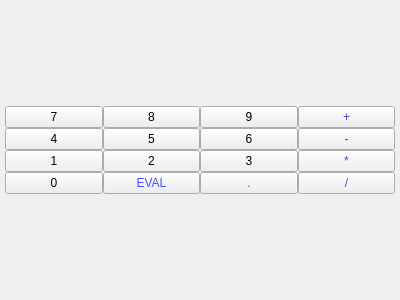
First picture: the form in src/interface/widgets/keyboardnumeric/keyboardnumeric.ui, repository StephaneBranly/LO21-RPN-Calculator, before the edit.
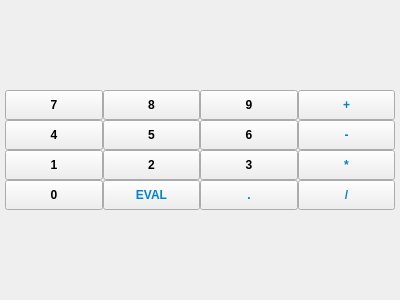
Second picture: the form after the edit.

```diff
--- a/src/interface/widgets/keyboardnumeric/keyboardnumeric.ui
+++ b/src/interface/widgets/keyboardnumeric/keyboardnumeric.ui
@@ -38,6 +38,18 @@
       <layout class="QVBoxLayout" name="V1">
        <item>
         <widget class="QPushButton" name="Button7">
+         <property name="minimumSize">
+          <size>
+           <width>30</width>
+           <height>30</height>
+          </size>
+         </property>
+         <property name="font">
+          <font>
+           <weight>75</weight>
+           <bold>true</bold>
+          </font>
+         </property>
          <property name="text">
           <string>7</string>
          </property>
@@ -48,6 +60,18 @@
        </item>
        <item>
         <widget class="QPushButton" name="Button4">
+         <property name="minimumSize">
+          <size>
+           <width>30</width>
+           <height>30</height>
+          </size>
+         </property>
+         <property name="font">
+          <font>
+           <weight>75</weight>
+           <bold>true</bold>
+          </font>
+         </property>
          <property name="text">
           <string>4</string>
          </property>
@@ -58,6 +82,18 @@
        </item>
        <item>
         <widget class="QPushButton" name="Button1">
+         <property name="minimumSize">
+          <size>
+           <width>30</width>
+           <height>30</height>
+          </size>
+         </property>
+         <property name="font">
+          <font>
+           <weight>75</weight>
+           <bold>true</bold>
+          </font>
+         </property>
          <property name="text">
           <string>1</string>
          </property>
@@ -68,6 +104,18 @@
        </item>
        <item>
         <widget class="QPushButton" name="Button0">
+         <property name="minimumSize">
+          <size>
+           <width>30</width>
+           <height>30</height>
+          </size>
+         </property>
+         <property name="font">
+          <font>
+           <weight>75</weight>
+           <bold>true</bold>
+          </font>
+         </property>
          <property name="text">
           <string>0</string>
          </property>
@@ -82,6 +130,18 @@
       <layout class="QVBoxLayout" name="V2">
        <item>
         <widget class="QPushButton" name="Button8">
+         <property name="minimumSize">
+          <size>
+           <width>30</width>
+           <height>30</height>
+          </size>
+         </property>
+         <property name="font">
+          <font>
+           <weight>75</weight>
+           <bold>true</bold>
+          </font>
+         </property>
          <property name="text">
           <string>8</string>
          </property>
@@ -92,6 +152,18 @@
        </item>
        <item>
         <widget class="QPushButton" name="Button5">
+         <property name="minimumSize">
+          <size>
+           <width>30</width>
+           <height>30</height>
+          </size>
+         </property>
+         <property name="font">
+          <font>
+           <weight>75</weight>
+           <bold>true</bold>
+          </font>
+         </property>
          <property name="text">
           <string>5</string>
          </property>
@@ -102,6 +174,18 @@
        </item>
        <item>
         <widget class="QPushButton" name="Button2">
+         <property name="minimumSize">
+          <size>
+           <width>30</width>
+           <height>30</height>
+          </size>
+         </property>
+         <property name="font">
+          <font>
+           <weight>75</weight>
+           <bold>true</bold>
+          </font>
+         </property>
          <property name="text">
           <string>2</string>
          </property>
@@ -112,8 +196,20 @@
        </item>
        <item>
         <widget class="QPushButton" name="ButtonEval">
+         <property name="minimumSize">
+          <size>
+           <width>30</width>
+           <height>30</height>
+          </size>
+         </property>
+         <property name="font">
+          <font>
+           <weight>75</weight>
+           <bold>true</bold>
+          </font>
+         </property>
          <property name="styleSheet">
-          <string notr="true">color: rgb(64, 79, 255);</string>
+          <string notr="true">color: rgb(0, 131, 204);</string>
          </property>
          <property name="text">
           <string>EVAL</string>
@@ -126,6 +222,18 @@
       <layout class="QVBoxLayout" name="V3">
        <item>
         <widget class="QPushButton" name="Button9">
+         <property name="minimumSize">
+          <size>
+           <width>30</width>
+           <height>30</height>
+          </size>
+         </property>
+         <property name="font">
+          <font>
+           <weight>75</weight>
+           <bold>true</bold>
+          </font>
+         </property>
          <property name="text">
           <string>9</string>
          </property>
@@ -136,6 +244,18 @@
        </item>
        <item>
         <widget class="QPushButton" name="Button6">
+         <property name="minimumSize">
+          <size>
+           <width>30</width>
+           <height>30</height>
+          </size>
+         </property>
+         <property name="font">
+          <font>
+           <weight>75</weight>
+           <bold>true</bold>
+          </font>
+         </property>
          <property name="text">
           <string>6</string>
          </property>
@@ -146,6 +266,18 @@
        </item>
        <item>
         <widget class="QPushButton" name="Button3">
+         <property name="minimumSize">
+          <size>
+           <width>30</width>
+           <height>30</height>
+          </size>
+         </property>
+         <property name="font">
+          <font>
+           <weight>75</weight>
+           <bold>true</bold>
+          </font>
+         </property>
          <property name="text">
           <string>3</string>
          </property>
@@ -156,8 +288,20 @@
        </item>
        <item>
         <widget class="QPushButton" name="ButtonPoint">
+         <property name="minimumSize">
+          <size>
+           <width>30</width>
+           <height>30</height>
+          </size>
+         </property>
+         <property name="font">
+          <font>
+           <weight>75</weight>
+           <bold>true</bold>
+          </font>
+         </property>
          <property name="styleSheet">
-          <string notr="true">color: rgb(64, 79, 200);</string>
+          <string notr="true">color: rgb(0, 131, 204);</string>
          </property>
          <property name="text">
           <string>.</string>
@@ -173,8 +317,20 @@
       <layout class="QVBoxLayout" name="V4">
        <item>
         <widget class="QPushButton" name="ButtonPlus">
+         <property name="minimumSize">
+          <size>
+           <width>30</width>
+           <height>30</height>
+          </size>
+         </property>
+         <property name="font">
+          <font>
+           <weight>75</weight>
+           <bold>true</bold>
+          </font>
+         </property>
          <property name="styleSheet">
-          <string notr="true">color: rgb(64, 79, 200);</string>
+          <string notr="true">color: rgb(0, 131, 204);</string>
          </property>
          <property name="text">
           <string>+</string>
@@ -186,8 +342,20 @@
        </item>
        <item>
         <widget class="QPushButton" name="ButtonMoins">
+         <property name="minimumSize">
+          <size>
+           <width>30</width>
+           <height>30</height>
+          </size>
+         </property>
+         <property name="font">
+          <font>
+           <weight>75</weight>
+           <bold>true</bold>
+          </font>
+         </property>
          <property name="styleSheet">
-          <string notr="true">color: rgb(64, 79, 200);</string>
+          <string notr="true">color: rgb(0, 131, 204);</string>
          </property>
          <property name="text">
           <string>-</string>
@@ -199,8 +367,20 @@
        </item>
        <item>
         <widget class="QPushButton" name="ButtonMult">
+         <property name="minimumSize">
+          <size>
+           <width>30</width>
+           <height>30</height>
+          </size>
+         </property>
+         <property name="font">
+          <font>
+           <weight>75</weight>
+           <bold>true</bold>
+          </font>
+         </property>
          <property name="styleSheet">
-          <string notr="true">color: rgb(64, 79, 200);</string>
+          <string notr="true">color: rgb(0, 131, 204);</string>
          </property>
          <property name="text">
           <string>*</string>
@@ -212,8 +392,20 @@
        </item>
        <item>
         <widget class="QPushButton" name="ButtonDiv">
+         <property name="minimumSize">
+          <size>
+           <width>30</width>
+           <height>30</height>
+          </size>
+         </property>
+         <property name="font">
+          <font>
+           <weight>75</weight>
+           <bold>true</bold>
+          </font>
+         </property>
          <property name="styleSheet">
-          <string notr="true">color: rgb(64, 79, 200);</string>
+          <string notr="true">color: rgb(0, 131, 204);</string>
          </property>
          <property name="text">
           <string>/</string>
```
